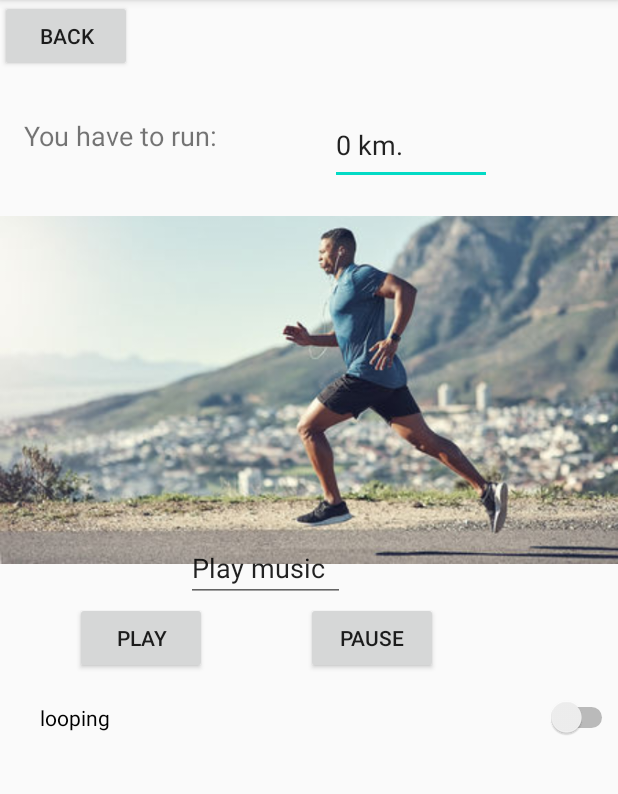
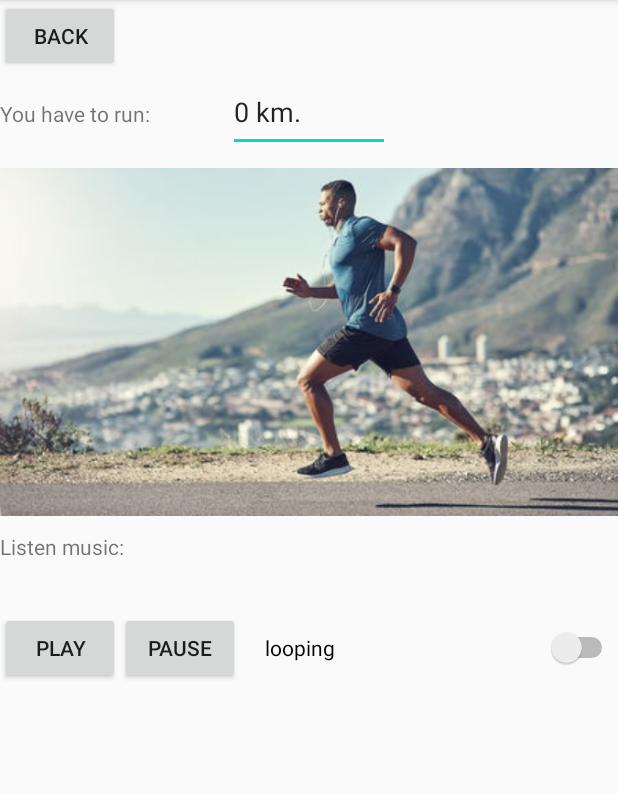
Before and after one commit to IharMayeuski/BodyControl, an Android app: the RunActivity screen opened directly, with no data from a screen before it, on a phone screen of 412 x 824 dp, the part 84-878 px from its top. Run offline under Robolectric (Android 15) with nearby library versions, the phone set to English and light mode, and no system bars.

Commit message:
solved some bugs

```diff
--- a/app/src/main/java/com/maevskiy/bodycontrol/Food.java
+++ b/app/src/main/java/com/maevskiy/bodycontrol/Food.java
@@ -6,7 +6,7 @@ public enum Food {
     CAVIAR ("Caviar", 250),
     CHICKEN ("Chicken", 150),
     DUCK ("Duck", 400),
-    OAT_FLAKE ("Oat-flake", 70),
+    OAT_FLAKE ("Oat_flake", 70),
     PINK_SALMON ("Pink_salmon", 150),
     VEAL ("Veal", 200);
 
--- a/app/src/main/java/com/maevskiy/bodycontrol/MainActivity.java
+++ b/app/src/main/java/com/maevskiy/bodycontrol/MainActivity.java
@@ -18,6 +18,8 @@ import java.util.ArrayList;
 import java.util.Arrays;
 import java.util.List;
 
+import static android.widget.Toast.*;
+
 public class MainActivity extends AppCompatActivity {
     List<String> productForChoice = new ArrayList();
     List<Product> products = new ArrayList();
@@ -28,7 +30,7 @@ public class MainActivity extends AppCompatActivity {
     ListView productList;
     int calories = 0;
     String DEFAULT_PRODUCT = "Choose";
-    String DEFAULT_WEIGHT = "0";
+    String DEFAULT_WEIGHT = "0 g.";
     List<String> weights = Arrays.asList(DEFAULT_WEIGHT, "50", "75", "100", "200", "500");
 
 
@@ -89,24 +91,23 @@ public class MainActivity extends AppCompatActivity {
             spinnerChoiceProduct.setSelection(0);
             spinnerChoiceWeight.setSelection(0);
         } else {
-            Context context = getApplicationContext();
-            int duration = Toast.LENGTH_LONG;
             CharSequence text = productName.isEmpty() || productName.equals(DEFAULT_PRODUCT)
                     ? "Please to choose your product!"
                     : "Your weight is EMPTY!";
-            Toast toast = Toast.makeText(context, text, duration);
-            toast.setGravity(Gravity.TOP | Gravity.CENTER, 0, 0);
-            toast.show();
+            prepareToast(text, LENGTH_LONG);
         }
     }
 
     public void remove(View view) {
+        if (products.isEmpty() || selectedProducts.isEmpty()) {
+            prepareToast("You don't choose any product for deleting", LENGTH_LONG);
+        }
         for (int i = 0; i < selectedProducts.size(); i++) {
             adapterProducts.remove(selectedProducts.get(i));
             calories -= selectedProducts.get(i).getCalories();
         }
         TextView textView = (TextView) findViewById(R.id.textViewCalories);
-        textView.setText(String.valueOf(calories));
+        textView.setText(calories + " cal.");
         productList.clearChoices();
         selectedProducts.clear();
         adapterProducts.notifyDataSetChanged();
@@ -127,4 +128,10 @@ public class MainActivity extends AppCompatActivity {
         }
         return null;
     }
+
+    private void prepareToast (CharSequence text, int duration) {
+        Toast toast = makeText(getApplicationContext(), text, duration);
+        toast.setGravity(Gravity.TOP | Gravity.CENTER, 0, 0);
+        toast.show();
+    }
 }
--- a/app/src/main/java/com/maevskiy/bodycontrol/RunActivity.java
+++ b/app/src/main/java/com/maevskiy/bodycontrol/RunActivity.java
@@ -53,6 +53,7 @@ public class RunActivity extends AppCompatActivity {
     }
 
     public void backToMain (View view) {
+        pianoMusic.stop();
         Intent goToMain = new Intent();
         goToMain.setClass(this, MainActivity.class);
         startActivity(goToMain);
--- a/app/src/main/res/layout/activity_main.xml
+++ b/app/src/main/res/layout/activity_main.xml
@@ -27,7 +27,6 @@
             android:layout_width="0dp"
             android:layout_height="wrap_content"
             android:onClick="remove"/>
-
     </LinearLayout>
 
     <LinearLayout
@@ -54,6 +53,4 @@
         android:id="@+id/productList"
         android:layout_width="match_parent"
         android:layout_height="match_parent"/>
-
-
 </LinearLayout>
--- a/app/src/main/res/layout/activity_run.xml
+++ b/app/src/main/res/layout/activity_run.xml
@@ -1,96 +1,73 @@
 <?xml version="1.0" encoding="utf-8"?>
-<androidx.constraintlayout.widget.ConstraintLayout xmlns:android="http://schemas.android.com/apk/res/android"
-    xmlns:app="http://schemas.android.com/apk/res-auto"
-    xmlns:tools="http://schemas.android.com/tools"
+<LinearLayout xmlns:android="http://schemas.android.com/apk/res/android"
     android:layout_width="match_parent"
     android:layout_height="match_parent"
-    tools:context=".RunActivity">
+    android:orientation="vertical">
 
+    <LinearLayout
+        android:layout_width="match_parent"
+        android:layout_height="wrap_content">
         <Button
             android:id="@+id/button"
-        android:layout_width="wrap_content"
+            android:layout_width="80dp"
             android:layout_height="wrap_content"
-        android:layout_weight="1"
             android:onClick="backToMain"
-        android:text="Back"
-        app:layout_constraintStart_toStartOf="parent"
-        app:layout_constraintTop_toTopOf="parent" />
+            android:text="Back" />
+    </LinearLayout>
 
+    <LinearLayout
+        android:layout_width="match_parent"
+        android:layout_height="wrap_content">
         <TextView
             android:id="@+id/textView"
             android:layout_width="152dp"
             android:layout_height="31dp"
-        android:layout_marginStart="16dp"
-        android:layout_marginLeft="16dp"
-        android:layout_marginTop="30dp"
-        android:text="You have to run: "
-        android:textSize="18sp"
-        app:layout_constraintStart_toStartOf="parent"
-        app:layout_constraintTop_toBottomOf="@+id/button" />
-
+            android:text="You have to run: " />
         <EditText
             android:id="@+id/editText"
             android:layout_width="108dp"
             android:layout_height="53dp"
-        android:layout_marginStart="52dp"
-        android:layout_marginLeft="52dp"
-        android:layout_marginTop="70dp"
-        android:textSize="18sp"
-        app:layout_constraintStart_toEndOf="@+id/textView"
-        app:layout_constraintTop_toTopOf="parent" />
+            android:textSize="18sp" />
+    </LinearLayout>
 
+    <LinearLayout
+        android:layout_width="match_parent"
+        android:layout_height="wrap_content">
         <ImageView
             android:id="@+id/image"
             android:layout_width="match_parent"
-        android:layout_height="wrap_content"
-        android:layout_marginTop="10dp"
-        app:layout_constraintTop_toBottomOf="@+id/editText"
-        tools:layout_editor_absoluteX="28dp" />
+            android:layout_height="wrap_content" />
+    </LinearLayout>
 
+    <LinearLayout
+        android:layout_width="match_parent"
+        android:layout_height="wrap_content">
+        <TextView
+            android:id="@+id/textView2"
+            android:layout_width="108dp"
+            android:layout_height="53dp"
+            android:text="Listen music: "/>
+    </LinearLayout>
+
+    <LinearLayout
+        android:layout_width="match_parent"
+        android:layout_height="wrap_content">
         <Button
             android:id="@+id/play"
-        android:layout_width="wrap_content"
+            android:layout_width="80dp"
             android:layout_height="wrap_content"
-        android:layout_marginStart="50dp"
-        android:layout_marginLeft="50dp"
-        android:layout_marginTop="278dp"
             android:onClick="playMusic"
-        android:text="play"
-        app:layout_constraintStart_toStartOf="parent"
-        app:layout_constraintTop_toBottomOf="@+id/editText" />
-
+            android:text="play" />
         <Button
             android:id="@+id/pause"
-        android:layout_width="wrap_content"
+            android:layout_width="80dp"
             android:layout_height="wrap_content"
-        android:layout_marginStart="204dp"
-        android:layout_marginLeft="204dp"
-        android:layout_marginTop="278dp"
             android:onClick="pauseMusic"
-        android:text="pause"
-        app:layout_constraintStart_toStartOf="parent"
-        app:layout_constraintTop_toBottomOf="@+id/editText" />
-
+            android:text="pause" />
         <Switch
             android:id="@+id/switch_looping"
             android:layout_width="match_parent"
             android:layout_height="23dp"
-        android:layout_marginTop="15dp"
-        android:text="        looping"
-        app:layout_constraintTop_toBottomOf="@+id/play"
-        tools:layout_editor_absoluteX="94dp" />
-
-    <EditText
-        android:id="@+id/editText2"
-        android:layout_width="106dp"
-        android:layout_height="45dp"
-        android:layout_marginStart="124dp"
-        android:layout_marginLeft="124dp"
-        android:ems="10"
-        android:inputType="textPersonName"
-        android:text="Play music"
-        app:layout_constraintBottom_toTopOf="@+id/play"
-        app:layout_constraintStart_toStartOf="parent"
-        tools:ignore="MissingConstraints" />
-
-</androidx.constraintlayout.widget.ConstraintLayout>
+            android:text="     looping" />
+    </LinearLayout>
+</LinearLayout>
```
Also changed, not shown: 1 other file. Lines whose indentation alone changed are shown as unchanged.
